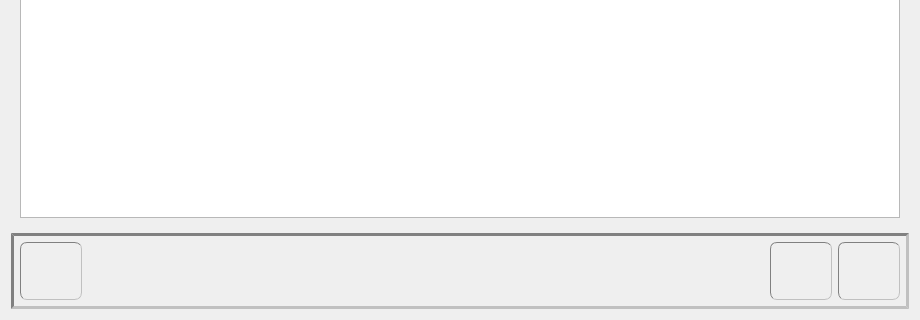
The window that editeur.ui (Txikilinux/leterrier-mulot) describes before a commit, drawn with Qt 5; both pictures show x 0 to 920 and y 255 to 575 of the 920 by 575 pixel window.
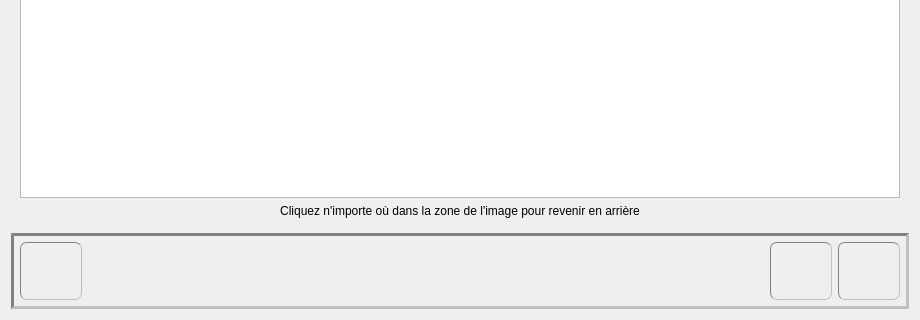
The same window after the commit. The open tabs and pages were chosen to show the change. Icons and pictures are not drawn. Custom widgets are drawn as their Qt base class.

Commit message: Affichage d'un message d'aide page visionneuse (pour retour en arrière)

What changed in the file:
```diff
--- a/editeur.ui
+++ b/editeur.ui
@@ -1377,6 +1377,16 @@
        <item row="0" column="0">
         <widget class="QGraphicsView" name="gvPageVisio"/>
        </item>
+       <item row="1" column="0">
+        <widget class="QLabel" name="label_2">
+         <property name="text">
+          <string>Cliquez n'importe où dans la zone de l'image pour revenir en arrière</string>
+         </property>
+         <property name="alignment">
+          <set>Qt::AlignCenter</set>
+         </property>
+        </widget>
+       </item>
       </layout>
      </widget>
     </widget>
```
Left out of the diff: 4 changed lines with no effect on the pictures. The commit also changes 1 other file.
